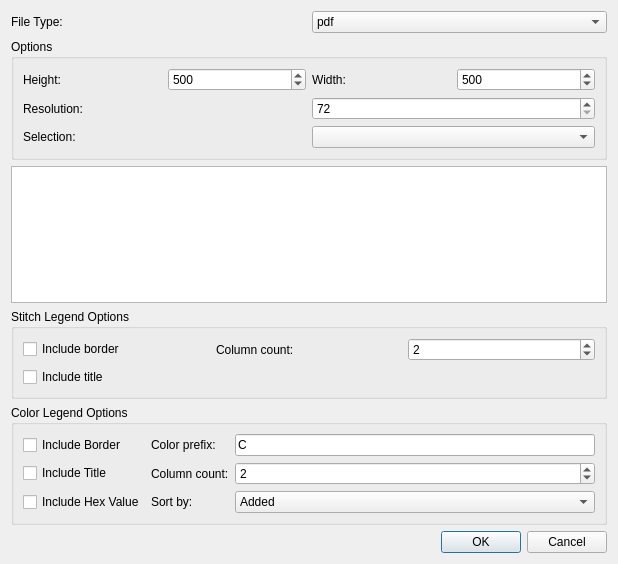
This is src/export.ui in iPenguin/CrochetCharts as Qt 5 draws it before an edit. The edited form follows.
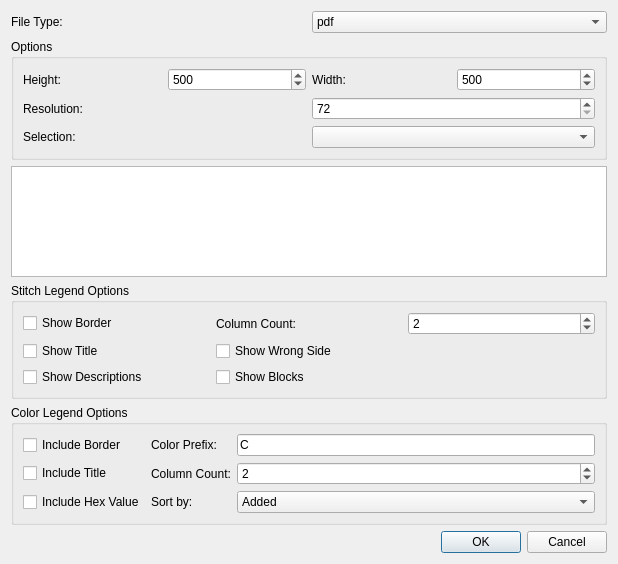
This is the edited form.

Commit message:
Added options to the stitch legend
on the fly changing of the options in the export dialog

What changed in the file:
```diff
--- a/src/export.ui
+++ b/src/export.ui
@@ -180,14 +180,14 @@
       <item row="0" column="0">
        <widget class="QCheckBox" name="stitchBorder">
         <property name="text">
-         <string>Include border</string>
+         <string>Show Border</string>
         </property>
        </widget>
       </item>
       <item row="1" column="0">
        <widget class="QCheckBox" name="stitchTitle">
         <property name="text">
-         <string>Include title</string>
+         <string>Show Title</string>
         </property>
        </widget>
       </item>
@@ -207,7 +207,28 @@
       <item row="0" column="1">
        <widget class="QLabel" name="label_4">
         <property name="text">
-         <string>Column count:</string>
+         <string>Column Count:</string>
+        </property>
+       </widget>
+      </item>
+      <item row="2" column="0">
+       <widget class="QCheckBox" name="showStitchDescription">
+        <property name="text">
+         <string>Show Descriptions</string>
+        </property>
+       </widget>
+      </item>
+      <item row="1" column="1">
+       <widget class="QCheckBox" name="showStitchWrongSide">
+        <property name="text">
+         <string>Show Wrong Side</string>
+        </property>
+       </widget>
+      </item>
+      <item row="2" column="1">
+       <widget class="QCheckBox" name="showStitchBlocks">
+        <property name="text">
+         <string>Show Blocks</string>
         </property>
        </widget>
       </item>
@@ -251,7 +272,7 @@
       <item row="0" column="1">
        <widget class="QLabel" name="label">
         <property name="text">
-         <string>Color prefix:</string>
+         <string>Color Prefix:</string>
         </property>
        </widget>
       </item>
@@ -271,7 +292,7 @@
       <item row="1" column="1">
        <widget class="QLabel" name="label_2">
         <property name="text">
-         <string>Column count:</string>
+         <string>Column Count:</string>
         </property>
        </widget>
       </item>
```
The commit also changes 4 other files.
